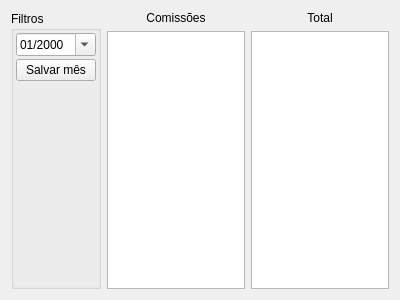
Before: the Qt Designer form ui/widgetrh.ui in darktorres/ERP-STACCATO, drawn with Qt 5.
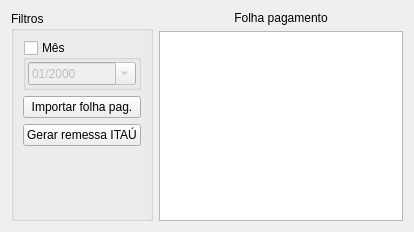
After: the same form once the commit is applied. Custom widgets are drawn as their Qt base class.

What changed in the file:
```diff
--- a/ui/widgetrh.ui
+++ b/ui/widgetrh.ui
@@ -6,49 +6,42 @@
    <rect>
     <x>0</x>
     <y>0</y>
-    <width>400</width>
-    <height>300</height>
+    <width>414</width>
+    <height>232</height>
    </rect>
   </property>
   <property name="windowTitle">
    <string>Form</string>
   </property>
   <layout class="QGridLayout" name="gridLayout">
-   <item row="1" column="1">
-    <widget class="TableView" name="table"/>
-   </item>
-   <item row="0" column="1">
-    <widget class="QLabel" name="label">
-     <property name="text">
-      <string>Comissões</string>
-     </property>
-     <property name="alignment">
-      <set>Qt::AlignCenter</set>
-     </property>
-    </widget>
-   </item>
-   <item row="1" column="2">
-    <widget class="TableView" name="tableTotal"/>
-   </item>
-   <item row="0" column="2">
-    <widget class="QLabel" name="label_2">
-     <property name="text">
-      <string>Total</string>
-     </property>
-     <property name="alignment">
-      <set>Qt::AlignCenter</set>
-     </property>
-    </widget>
-   </item>
    <item row="0" column="0" rowspan="2">
     <widget class="QGroupBox" name="groupBox">
      <property name="title">
       <string>Filtros</string>
      </property>
-     <layout class="QVBoxLayout" name="verticalLayout">
-      <property name="spacing">
-       <number>3</number>
-      </property>
+     <layout class="QGridLayout" name="gridLayout_2">
+      <item row="2" column="0">
+       <widget class="QPushButton" name="pushButtonImportarFolhaPag">
+        <property name="text">
+         <string>Importar folha pag.</string>
+        </property>
+       </widget>
+      </item>
+      <item row="0" column="0">
+       <widget class="QGroupBox" name="groupBoxData">
+        <property name="enabled">
+         <bool>true</bool>
+        </property>
+        <property name="title">
+         <string>Mês</string>
+        </property>
+        <property name="checkable">
+         <bool>true</bool>
+        </property>
+        <property name="checked">
+         <bool>false</bool>
+        </property>
+        <layout class="QGridLayout" name="gridLayout_8">
       <property name="leftMargin">
        <number>2</number>
       </property>
@@ -61,8 +54,11 @@
       <property name="bottomMargin">
        <number>2</number>
       </property>
-      <item>
+         <item row="0" column="0">
        <widget class="QDateEdit" name="dateEdit">
+           <property name="enabled">
+            <bool>false</bool>
+           </property>
         <property name="displayFormat">
          <string>MM/yyyy</string>
         </property>
@@ -71,22 +67,25 @@
         </property>
        </widget>
       </item>
-      <item>
-       <widget class="QPushButton" name="pushButtonSalvarMes">
+        </layout>
+       </widget>
+      </item>
+      <item row="3" column="0">
+       <widget class="QPushButton" name="pushButtonRemessaItau">
         <property name="text">
-         <string>Salvar mês</string>
+         <string>Gerar remessa ITAÚ</string>
         </property>
        </widget>
       </item>
-      <item>
+      <item row="4" column="0">
        <spacer name="verticalSpacer">
         <property name="orientation">
          <enum>Qt::Vertical</enum>
         </property>
         <property name="sizeHint" stdset="0">
          <size>
-          <width>0</width>
-          <height>0</height>
+          <width>20</width>
+          <height>40</height>
          </size>
         </property>
        </spacer>
@@ -94,6 +93,19 @@
      </layout>
     </widget>
    </item>
+   <item row="0" column="1">
+    <widget class="QLabel" name="label">
+     <property name="text">
+      <string>Folha pagamento</string>
+     </property>
+     <property name="alignment">
+      <set>Qt::AlignCenter</set>
+     </property>
+    </widget>
+   </item>
+   <item row="1" column="1">
+    <widget class="TableView" name="table"/>
+   </item>
   </layout>
  </widget>
  <customwidgets>
```
Left out of the diff: 4 changed lines with no effect on the pictures. Lines whose indentation alone changed are shown as unchanged.
